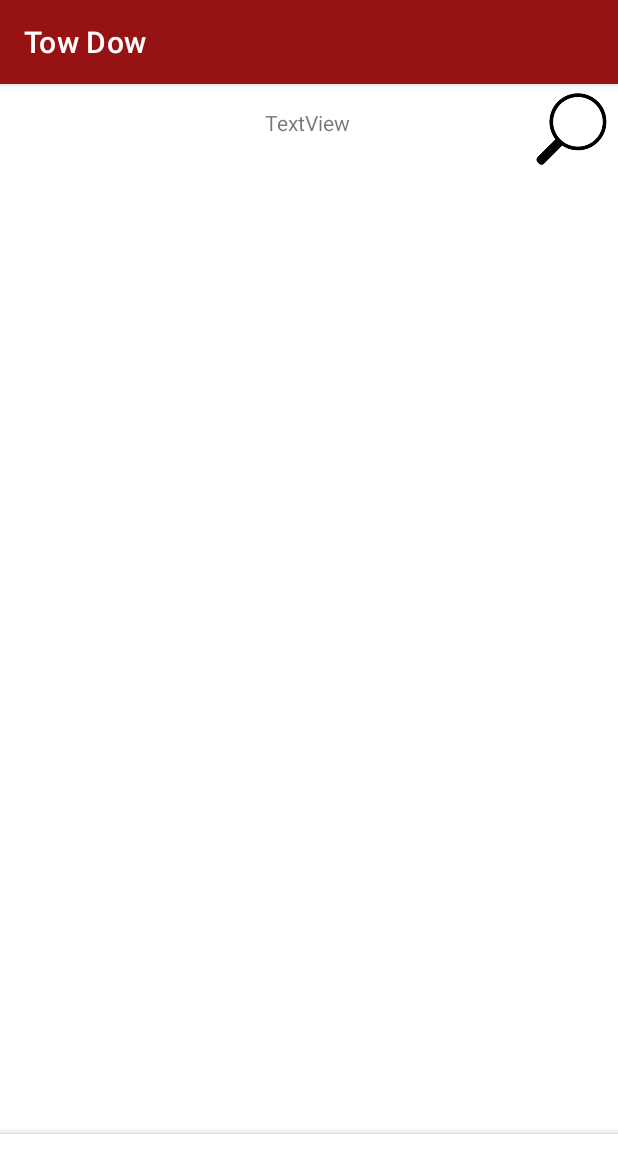
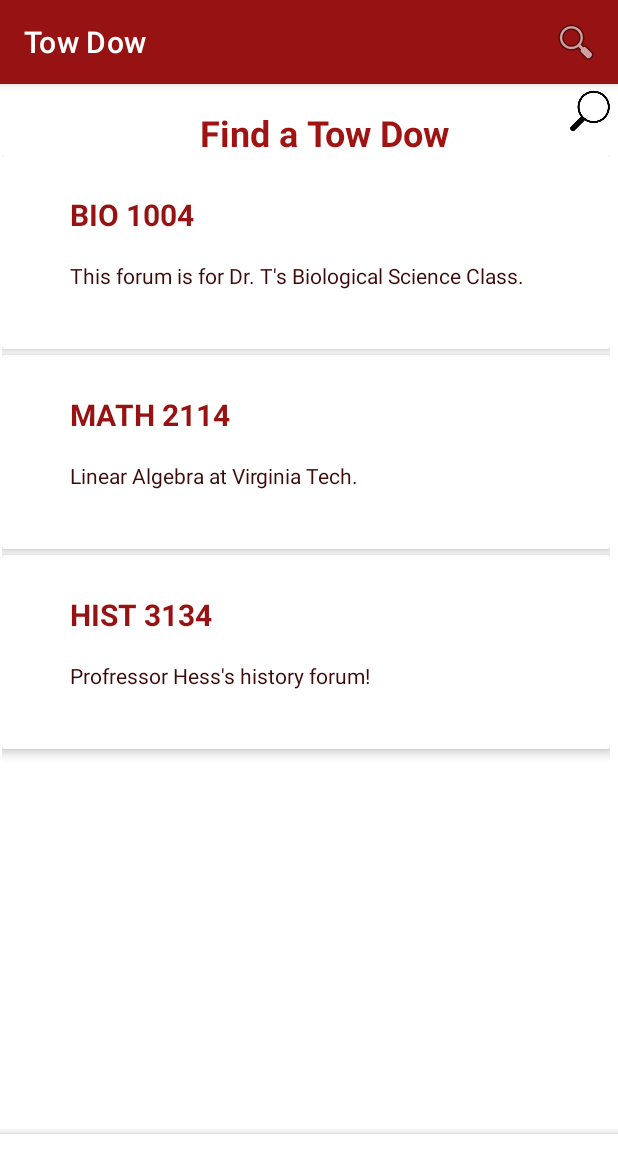
Before and after one commit to sticksung/Tow-Dow, an Android app: the SearchFragment screen opened through its navigation route, on a phone screen of 412 x 824 dp. Shown: the top 1173 px of the screen. Run offline under Robolectric (Android 15) with nearby library versions, the phone set to English and light mode, and no system bars; our stand-ins replace navigation-ui.

Commit message:
search fragment

```diff
--- a/app/src/main/java/com/example/towdow/HomeFragment.kt
+++ b/app/src/main/java/com/example/towdow/HomeFragment.kt
@@ -46,9 +46,11 @@ class HomeFragment : Fragment() {
         Log.d("Debug", myTowDows.toString())
 
         recyclerView = binding.myForumsList
-        recyclerView.layoutManager = LinearLayoutManager(context, RecyclerView.VERTICAL, false)
         recyclerView.adapter = adapter
         adapter.setLocations(myTowDows)
+        recyclerView.layoutManager = LinearLayoutManager(context, RecyclerView.VERTICAL, false)
+
+
         return v
     }
 
@@ -88,7 +90,7 @@ class HomeFragment : Fragment() {
                 //  bundle.putDouble("long", locations[position].long)
                 // Log.d("T05", "In home fragment Lat: ${locations[position].lat} Long: ${locations[position].lat}")
 
-                view?.findNavController()?.navigate(R.id.action_categoryHomeFragment_to_forumPostFragment, bundle)
+               // view?.findNavController()?.navigate(R.id.action_homeFragment_to_forumHomeFragmentomeFragment_to_forumPostFragment, bundle)
 
             }
 
--- a/app/src/main/java/com/example/towdow/SearchFragment.kt
+++ b/app/src/main/java/com/example/towdow/SearchFragment.kt
@@ -1,22 +1,27 @@
 package com.example.towdow
 
 import android.os.Bundle
+import android.util.Log
+import android.view.*
+import android.widget.SearchView
+import android.widget.TextView
 import androidx.fragment.app.Fragment
-import android.view.LayoutInflater
-import android.view.View
-import android.view.ViewGroup
+import androidx.navigation.findNavController
+import androidx.recyclerview.widget.LinearLayoutManager
+import androidx.recyclerview.widget.RecyclerView
 import com.example.towdow.databinding.SearchFragmentBinding
-import com.example.towdow.databinding.SignupFragmentBinding
 
 import com.google.android.material.bottomnavigation.BottomNavigationView
+import java.util.ArrayList
 
 
-
-
-class SearchFragment : Fragment() {
+class SearchFragment : Fragment(), SearchView.OnQueryTextListener {
 
     private var _binding: SearchFragmentBinding? =null
     private val binding get() =_binding!!
+    private lateinit var recyclerView: RecyclerView
+    val adapter = TowListAdapter()
+    val myTowDows = ArrayList<TowDowData>()
 
     override fun onCreateView(
         inflater: LayoutInflater, container: ViewGroup?,
@@ -26,9 +31,110 @@ class SearchFragment : Fragment() {
         _binding = SearchFragmentBinding.inflate(inflater,container, false)
         val v = binding.root
 
+        setHasOptionsMenu(true)
+
         binding.searchImageButton.setImageResource(R.drawable.search1)
+        // Adapter stuff
+        initArray(myTowDows)
+        Log.d("Debug", myTowDows.toString())
 
+        recyclerView = binding.searchForumsList
+        recyclerView.layoutManager = LinearLayoutManager(context, RecyclerView.VERTICAL, false)
+        recyclerView.adapter = adapter
+        adapter.setLocations(myTowDows)
 
         return v
     }
+
+    override fun onCreateOptionsMenu(menu: Menu, inflater: MenuInflater) {
+        inflater.inflate(R.menu.action_bar_menu, menu)
+
+        val item = menu.findItem(R.id.search_movie)
+        val searchView = item?.actionView as SearchView
+        searchView.setOnQueryTextListener(object: SearchView.OnQueryTextListener {
+            override fun onQueryTextSubmit(item: String?): Boolean {
+                //adapter.search(item)
+                return true
+            }
+
+            override fun onQueryTextChange(p0: String?): Boolean {
+                return true
+            }
+
+
+        })
+
+        searchView.setOnQueryTextListener(this)
+    }
+    private fun initArray(myDataset: MutableList<TowDowData>){
+        myDataset.clear()
+
+        myDataset.add(TowDowData("BIO 1004", "This forum is for Dr. T's Biological Science Class."))
+        myDataset.add(TowDowData("MATH 2114", "Linear Algebra at Virginia Tech."))
+        myDataset.add(TowDowData("HIST 3134", "Profressor Hess's history forum!"))
+
+    }
+
+    inner class TowListAdapter():
+        RecyclerView.Adapter<TowListAdapter.AddressViewHolder>(){
+        var locations = emptyList<TowDowData>()
+
+        override fun getItemCount(): Int {
+            return locations.size
+        }
+
+        internal fun setLocations(locations: List<TowDowData>) {
+            this.locations = locations
+            notifyDataSetChanged()
+        }
+        override fun onCreateViewHolder(parent: ViewGroup, viewType: Int): AddressViewHolder {
+            val v = LayoutInflater.from(parent.context)
+                .inflate(R.layout.card_view_towdow, parent, false)
+            return AddressViewHolder(v)
+        }
+        override fun onBindViewHolder(holder: AddressViewHolder, position: Int) {
+
+            holder.view.findViewById<TextView>(R.id.towdow_name).text=locations[position].forum_name
+            holder.view.findViewById<TextView>(R.id.short_description).text=locations[position].short_description
+
+            holder.itemView.setOnClickListener(){
+                val bundle = Bundle()
+                // bundle.putDouble("lat", locations[position].lat)
+                //  bundle.putDouble("long", locations[position].long)
+                // Log.d("T05", "In home fragment Lat: ${locations[position].lat} Long: ${locations[position].lat}")
+
+                view?.findNavController()?.navigate(R.id.action_searchFragment_to_categoryHomeFragment, bundle)
+
+            }
+
+        }
+
+
+
+        inner class AddressViewHolder(val view: View): RecyclerView.ViewHolder(view), View.OnClickListener{
+            override fun onClick(view: View?){
+                if (view != null) {
+
+                }
+            }
+        }
+    }
+
+    override fun onQueryTextSubmit(query: String?): Boolean {
+      //  adapter.search(query)
+        return true
+    }
+
+    override fun onQueryTextChange(p0: String?): Boolean {
+        return true
+    }
+
+    override fun onOptionsItemSelected(item: MenuItem): Boolean {
+        when (item.itemId) {
+//            R.id.restore_list ->{
+//               //action to be performed
+//            }
+        }
+        return super.onOptionsItemSelected(item)
+    }
 }
--- /dev/null
+++ b/app/src/main/res/drawable/ic_search_black_24dp.xml
@@ -0,0 +1,9 @@
+<vector xmlns:android="http://schemas.android.com/apk/res/android"
+        android:width="24dp"
+        android:height="24dp"
+        android:viewportWidth="24.0"
+        android:viewportHeight="24.0">
+    <path
+        android:fillColor="#FF000000"
+        android:pathData="M15.5,14h-0.79l-0.28,-0.27C15.41,12.59 16,11.11 16,9.5 16,5.91 13.09,3 9.5,3S3,5.91 3,9.5 5.91,16 9.5,16c1.61,0 3.09,-0.59 4.23,-1.57l0.27,0.28v0.79l5,4.99L20.49,19l-4.99,-5zM9.5,14C7.01,14 5,11.99 5,9.5S7.01,5 9.5,5 14,7.01 14,9.5 11.99,14 9.5,14z"/>
+</vector>
--- a/app/src/main/res/layout/category_home_fragment.xml
+++ b/app/src/main/res/layout/category_home_fragment.xml
@@ -4,7 +4,8 @@
     xmlns:tools="http://schemas.android.com/tools"
     android:layout_width="match_parent"
     android:layout_height="match_parent"
-    tools:context=".CategoryHomeFragment">
+    tools:context=".CategoryHomeFragment"
+    app:navGraph="@navigation/nav_graph">
 
     <androidx.constraintlayout.widget.ConstraintLayout
         android:layout_width="match_parent"
--- a/app/src/main/res/layout/forum_home_fragment.xml
+++ b/app/src/main/res/layout/forum_home_fragment.xml
@@ -4,7 +4,8 @@
     xmlns:tools="http://schemas.android.com/tools"
     android:layout_width="match_parent"
     android:layout_height="match_parent"
-    tools:context=".ForumHomeFragment">
+    tools:context=".ForumHomeFragment"
+    app:navGraph="@navigation/nav_graph">
 
     <androidx.constraintlayout.widget.ConstraintLayout
         android:layout_width="match_parent"
--- a/app/src/main/res/layout/search_fragment.xml
+++ b/app/src/main/res/layout/search_fragment.xml
@@ -4,7 +4,8 @@
     xmlns:tools="http://schemas.android.com/tools"
     android:layout_width="match_parent"
     android:layout_height="match_parent"
-    tools:context=".SearchFragment">
+    tools:context=".SearchFragment"
+    app:navGraph="@navigation/nav_graph">
 
     <androidx.constraintlayout.widget.ConstraintLayout
         android:layout_width="match_parent"
@@ -17,7 +18,10 @@
             android:layout_marginStart="176dp"
             android:layout_marginTop="16dp"
             android:layout_marginEnd="121dp"
-            android:text="TextView"
+            android:text="Find a Tow Dow"
+            android:textColor="@color/purple_700"
+            android:textSize="24sp"
+            android:textStyle="bold"
             app:layout_constraintEnd_toStartOf="@+id/search_image_button"
             app:layout_constraintStart_toStartOf="parent"
             app:layout_constraintTop_toTopOf="parent" />
@@ -35,10 +39,10 @@
 
         <ImageView
             android:id="@+id/search_image_button"
-            android:layout_width="51dp"
-            android:layout_height="49dp"
-            android:layout_marginTop="5dp"
-            android:layout_marginEnd="5dp"
+            android:layout_width="29dp"
+            android:layout_height="28dp"
+            android:layout_marginTop="4dp"
+            android:layout_marginEnd="4dp"
             android:src="@drawable/ic_launcher_background"
             app:layout_constraintEnd_toEndOf="parent"
             app:layout_constraintTop_toTopOf="parent" />
--- /dev/null
+++ b/app/src/main/res/menu/action_bar_menu.xml
@@ -0,0 +1,10 @@
+<?xml version="1.0" encoding="utf-8"?>
+<menu xmlns:app="http://schemas.android.com/apk/res-auto"
+    xmlns:android="http://schemas.android.com/apk/res/android">
+    <item
+        android:id="@+id/search_movie"
+        android:icon="@android:drawable/ic_menu_search"
+        android:title=""
+        app:actionViewClass="android.widget.SearchView"
+        app:showAsAction="collapseActionView|ifRoom" />
+</menu>
--- a/app/src/main/res/navigation/nav_graph.xml
+++ b/app/src/main/res/navigation/nav_graph.xml
@@ -55,6 +55,12 @@
         <action
             android:id="@+id/action_searchFragment_to_homeFragment"
             app:destination="@id/homeFragment" />
+        <action
+            android:id="@+id/action_searchFragment_to_categoryHomeFragment"
+            app:destination="@id/categoryHomeFragment" />
+        <action
+            android:id="@+id/action_searchFragment_to_forumHomeFragment"
+            app:destination="@id/forumHomeFragment" />
     </fragment>
     <fragment
         android:id="@+id/profileFragment"
```
